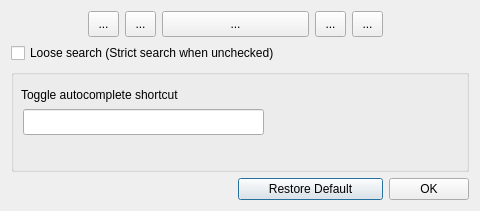
Qt form designer/settings_dialog.ui (AnKing-VIP/anki-field-autocomplete) before a commit.
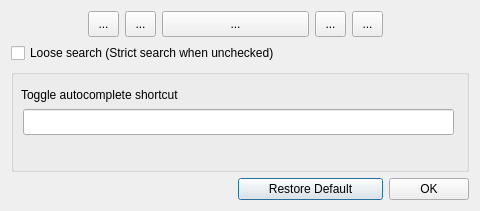
The same form after that commit. Icons and pictures are not drawn.

```diff
--- a/designer/settings_dialog.ui
+++ b/designer/settings_dialog.ui
@@ -84,7 +84,7 @@
          <rect>
           <x>12</x>
           <y>40</y>
-          <width>241</width>
+          <width>431</width>
           <height>26</height>
          </rect>
         </property>
```
